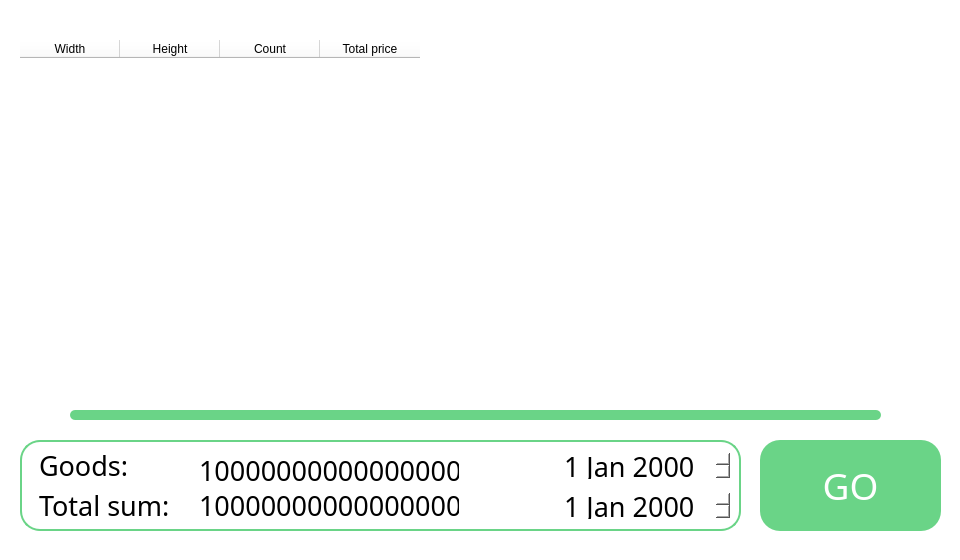
Qt form uis/reports/Reports.ui (exorevan/Invoices-application--PyQT6-) before a commit.
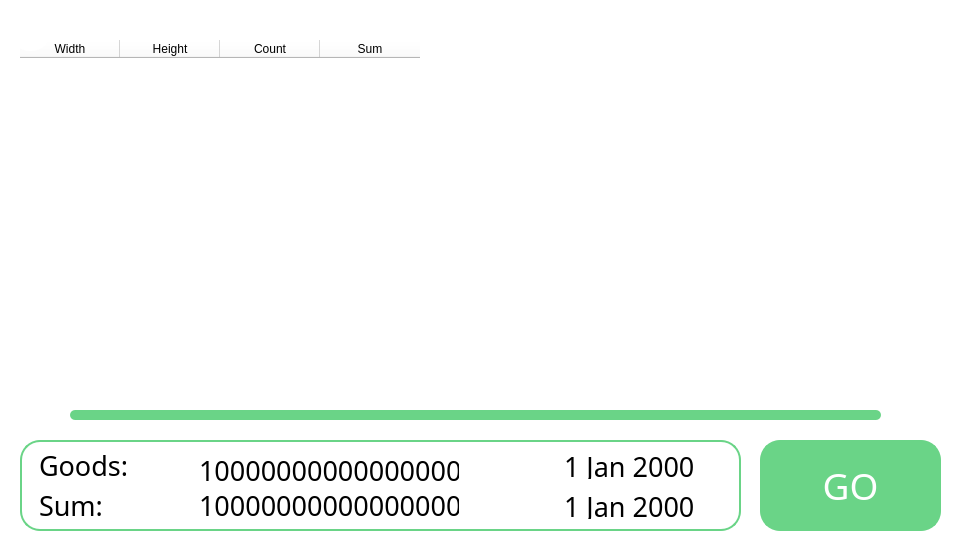
The same form after that commit. Icons and pictures are not drawn.

Commit message: Added non-fixed sizes of the window and better plots on the page Plots. Added awesome animation to buttons

Diff of the .ui file:
```diff
--- a/uis/reports/Reports.ui
+++ b/uis/reports/Reports.ui
@@ -48,9 +48,23 @@
      </font>
     </property>
     <property name="styleSheet">
-     <string notr="true">background-color: #6ad487;
+     <string notr="true">
+QPushButton{
+background-color: #6ad487;
 border-radius: 20;
 color: white; 
+
+border: 2px solid #6ad487;
+}
+
+QPushButton:hover {
+
+	
+	
+	border-color: rgb(255, 255, 255);
+	font: 28pt &quot;Broadway&quot;;
+
+}
 </string>
     </property>
     <property name="text">
@@ -96,7 +110,7 @@
     </column>
     <column>
      <property name="text">
-      <string>Total price</string>
+      <string>Sum</string>
      </property>
     </column>
    </widget>
@@ -209,10 +223,20 @@
       </font>
      </property>
      <property name="styleSheet">
-      <string notr="true">background-color: white;
-border-radius: 20;
+      <string notr="true">QDateEdit {
+background-color: white;
+border-radius: 10;
 color: black; 
-border: 2px solid white;</string>
+border-color: rgb(255, 255, 255);
+}
+
+QDateEdit:hover {
+font: 25 21pt &quot;Dubai&quot;;
+}
+</string>
+     </property>
+     <property name="buttonSymbols">
+      <enum>QAbstractSpinBox::NoButtons</enum>
      </property>
     </widget>
     <widget class="QLabel" name="countLabel">
@@ -265,7 +289,7 @@
 border: 2px solid white;</string>
      </property>
      <property name="text">
-      <string>Total sum:</string>
+      <string>Sum:</string>
      </property>
     </widget>
     <widget class="QDateEdit" name="datePicker2">
@@ -289,13 +313,16 @@
 color: black; 
 border: 2px solid white;</string>
      </property>
+     <property name="buttonSymbols">
+      <enum>QAbstractSpinBox::NoButtons</enum>
+     </property>
     </widget>
    </widget>
    <widget class="QPushButton" name="goBackToInvoicesButton">
     <property name="geometry">
      <rect>
       <x>10</x>
-      <y>0</y>
+      <y>10</y>
       <width>41</width>
       <height>41</height>
      </rect>
```
Left out of the diff: 2 changed lines with no effect on the pictures. The commit also changes 5 other files.
